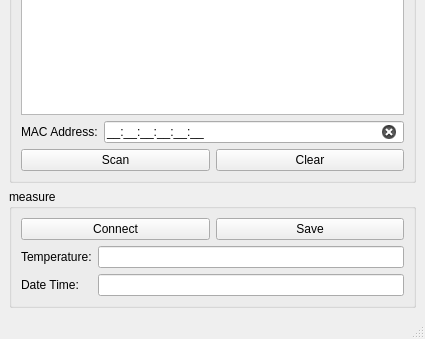
The window that src/bt_masimo/mainwindow.ui (inglis-dl/cypress) describes before a commit, drawn with Qt 5; both pictures show x 0 to 425 and y 226 to 565 of the 425 by 565 pixel window.
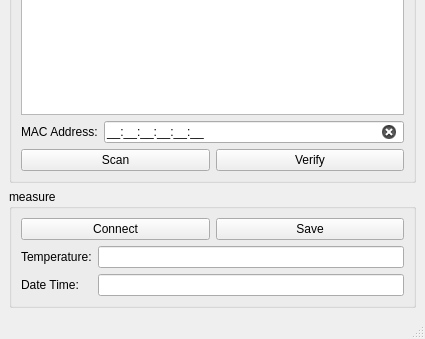
The same window after the commit.

Commit message: WIP: bt_masimo - rename vars - implement lambdas - refactor code logic

```diff
--- a/src/bt_masimo/mainwindow.ui
+++ b/src/bt_masimo/mainwindow.ui
@@ -111,7 +111,7 @@
          <item>
           <widget class="QPushButton" name="clearButton">
            <property name="text">
-            <string>Clear</string>
+            <string>Verify</string>
            </property>
           </widget>
          </item>
```
Left out of the diff: 8 changed lines with no effect on the pictures. The commit also changes 2 other files.
